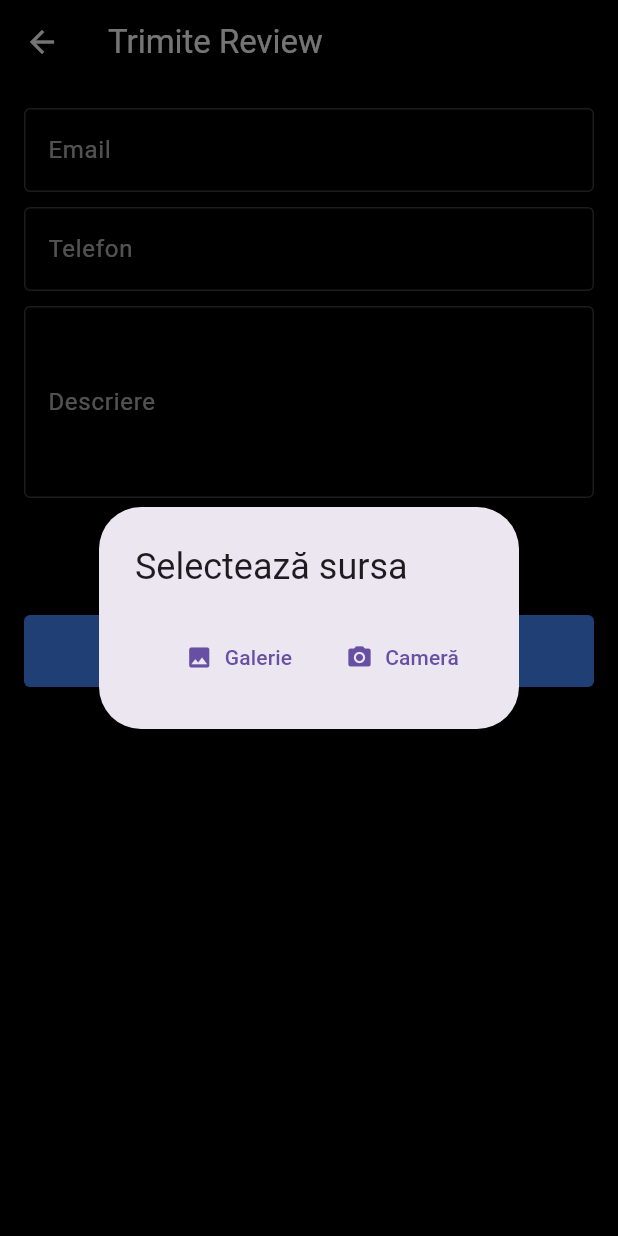
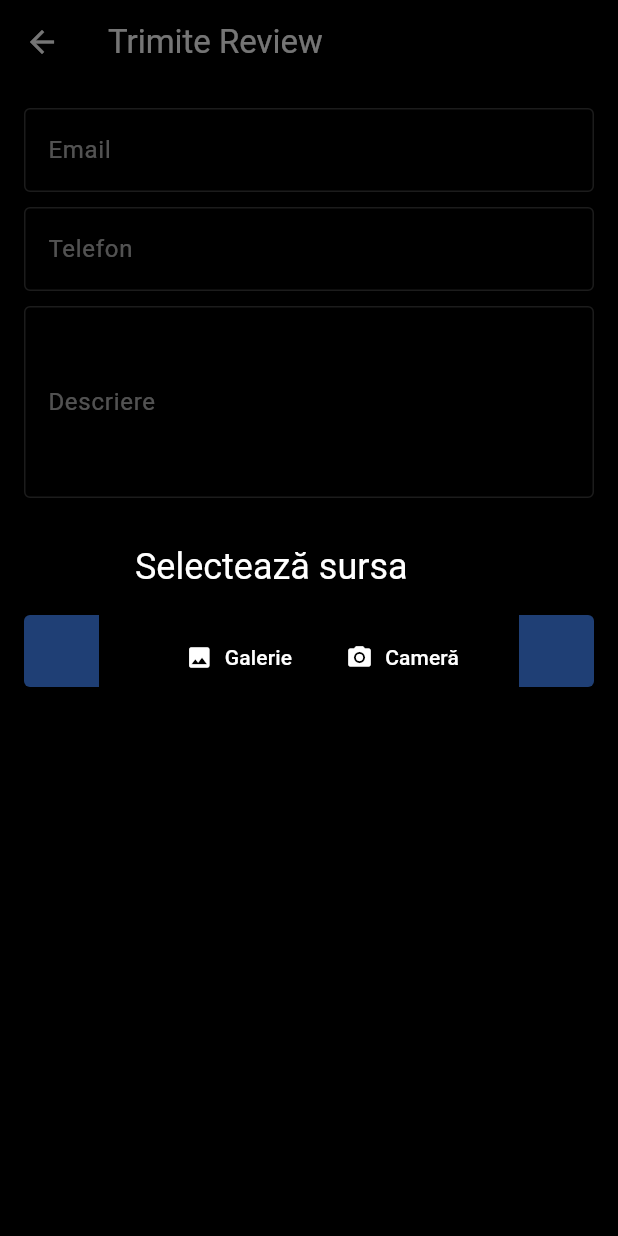
Before and after one commit to DanielVlaicu/smart_menu, a Flutter app: the ReviewFormScreen screen opened directly with empty values, after a tap on "Alege imagine", on a phone screen of 412 x 824 dp. Run offline on Flutter 3.47's test engine with Material 3 defaults, Android fonts, the phone set to English and light mode, and no system bars; our stand-ins replace cached_network_image, cloud_firestore, file_picker, firebase_auth, firebase_core, fl_chart and 9 more; accounts and stored records are empty.

Commit message:
black pop up for camera and galery web (review screen)

```diff
--- a/lib/screens/client/review_form_screen.dart
+++ b/lib/screens/client/review_form_screen.dart
@@ -29,19 +29,25 @@ class _ReviewFormScreenState extends State<ReviewFormScreen> {
     final source = await showDialog<ImageSource>(
       context: context,
       builder: (ctx) => AlertDialog(
-        title: const Text('Selectează sursa'),
+        backgroundColor: Colors.black,
+        title: const Text(
+          'Selectează sursa',
+          style: TextStyle(color: Colors.white),
+        ),
+        contentTextStyle: const TextStyle(color: Colors.white),
         actions: [
           TextButton.icon(
-            icon: const Icon(Icons.photo),
-            label: const Text('Galerie'),
+            icon: const Icon(Icons.photo, color: Colors.white),
+            label: const Text('Galerie', style: TextStyle(color: Colors.white)),
             onPressed: () => Navigator.pop(ctx, ImageSource.gallery),
           ),
           TextButton.icon(
-            icon: const Icon(Icons.camera_alt),
-            label: const Text('Cameră'),
+            icon: const Icon(Icons.camera_alt, color: Colors.white),
+            label: const Text('Cameră', style: TextStyle(color: Colors.white)),
             onPressed: () => Navigator.pop(ctx, ImageSource.camera),
           ),
         ],
+        shape: RoundedRectangleBorder(borderRadius: BorderRadius.circular(12)),
       ),
     );
 
@@ -157,10 +163,16 @@ class _ReviewFormScreenState extends State<ReviewFormScreen> {
                 value == null || value.trim().isEmpty ? 'Introdu un mesaj' : null,
               ),
               const SizedBox(height: 10),
-              if (_selectedImage != null)
+              if (!kIsWeb && _selectedImage != null)
                 Padding(
                   padding: const EdgeInsets.only(bottom: 10),
                   child: Image.file(_selectedImage!, height: 150),
+                ),
+
+              if (kIsWeb && _webImageBytes != null)
+                Padding(
+                  padding: const EdgeInsets.only(bottom: 10),
+                  child: Image.memory(_webImageBytes!, height: 150),
                 ),
               TextButton.icon(
                 icon: const Icon(Icons.image, color: Colors.white),
```
Also changed, not shown: 1 other file.
